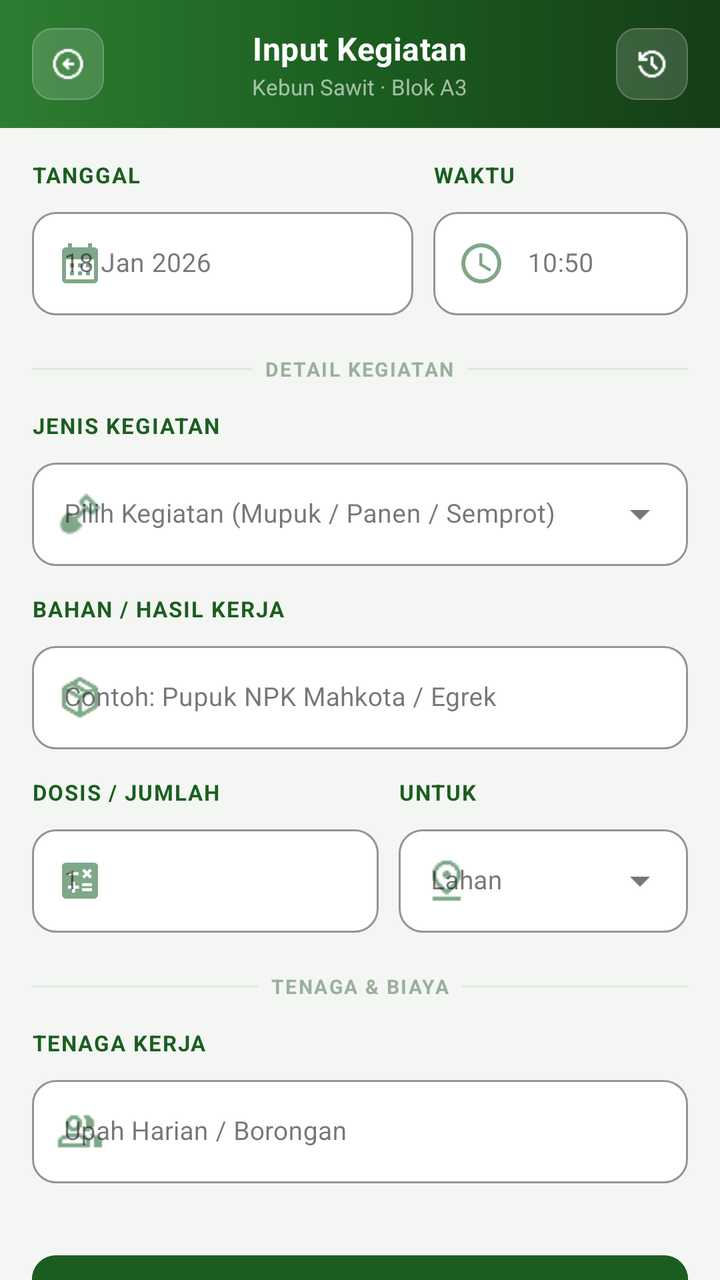
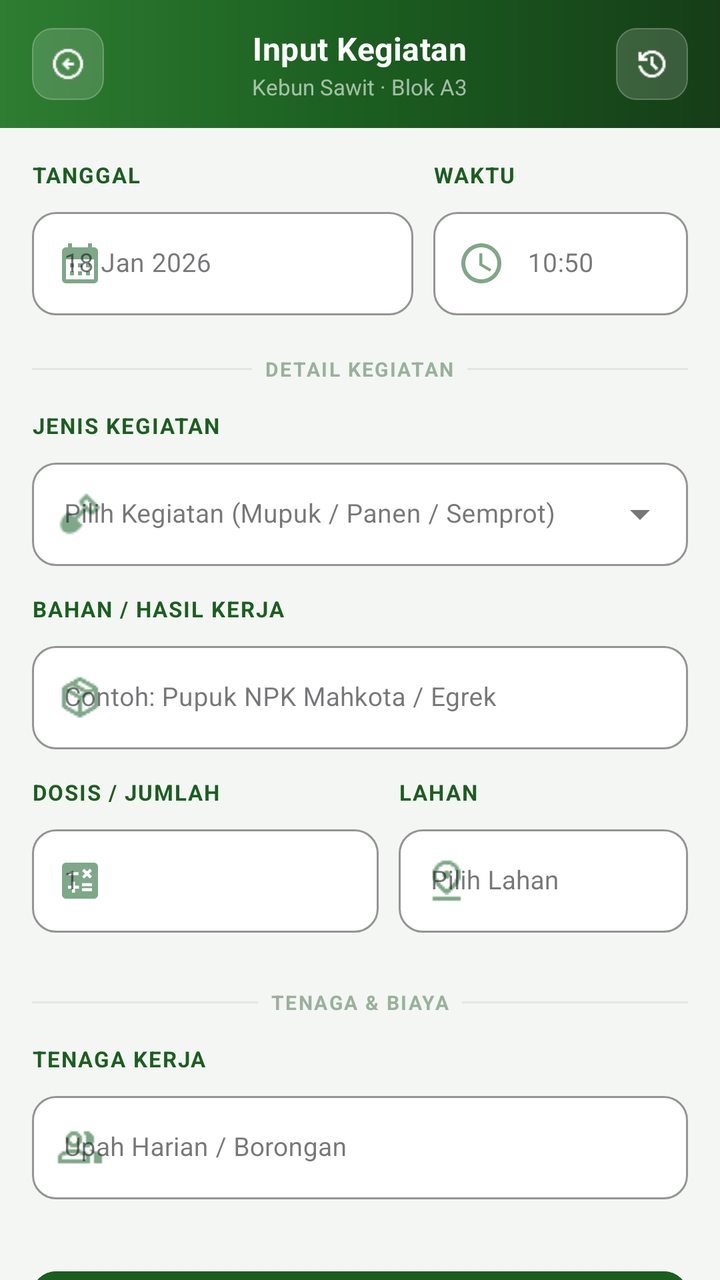

The first picture is an Android layout as it rendered before a commit; the second is the same layout after the commit. The layout source and the unified diff follow.
<!-- AndroidManifest.xml: application theme Theme.Notasawit -->
<!-- res/layout/activity_input_kegiatan.xml -->
<?xml version="1.0" encoding="utf-8"?>
<androidx.constraintlayout.widget.ConstraintLayout
    xmlns:android="http://schemas.android.com/apk/res/android"
    xmlns:app="http://schemas.android.com/apk/res-auto"
    xmlns:tools="http://schemas.android.com/tools"
    android:id="@+id/main"
    android:layout_width="match_parent"
    android:layout_height="match_parent"
    android:background="#F4F6F3"
    tools:context=".InputKegiatan.InputKegiatanActivity">

    
    <LinearLayout
        android:id="@+id/toolbar"
        android:layout_width="match_parent"
        android:layout_height="wrap_content"
        android:orientation="vertical"
        app:layout_constraintTop_toTopOf="parent">

        
        <LinearLayout
            android:layout_width="match_parent"
            android:layout_height="64dp"
            android:orientation="horizontal"
            android:gravity="center_vertical"
            android:paddingStart="16dp"
            android:paddingEnd="16dp"
            android:background="@drawable/bg_toolbar_gradient">

            
            <LinearLayout
                android:id="@+id/btnBack"
                android:layout_width="36dp"
                android:layout_height="36dp"
                android:gravity="center"
                android:background="@drawable/bg_toolbar_btn"
                android:clickable="true"
                android:focusable="true">

                <ImageView
                    android:layout_width="18dp"
                    android:layout_height="18dp"
                    android:src="@drawable/ic_arrow_left"
                    app:tint="#FFFFFF"
                    android:contentDescription="Kembali" />
            </LinearLayout>

            
            <LinearLayout
                android:layout_width="0dp"
                android:layout_height="wrap_content"
                android:layout_weight="1"
                android:orientation="vertical"
                android:gravity="center_horizontal"
                android:layout_marginStart="12dp"
                android:layout_marginEnd="12dp">

                <TextView
                    android:layout_width="wrap_content"
                    android:layout_height="wrap_content"
                    android:text="Input Kegiatan"
                    android:textColor="#FFFFFF"
                    android:textSize="16sp"
                    android:textStyle="bold"
                    android:letterSpacing="0.01" />

                <TextView
                    android:layout_width="wrap_content"
                    android:layout_height="wrap_content"
                    android:text="Kebun Sawit · Blok A3"
                    android:textColor="#99FFFFFF"
                    android:textSize="11sp"
                    android:layout_marginTop="1dp" />
            </LinearLayout>

            
            <LinearLayout
                android:id="@+id/btnRiwayat"
                android:layout_width="36dp"
                android:layout_height="36dp"
                android:gravity="center"
                android:background="@drawable/bg_toolbar_btn"
                android:clickable="true"
                android:focusable="true">

                <ImageView
                    android:layout_width="18dp"
                    android:layout_height="18dp"
                    android:src="@drawable/ic_history"
                    app:tint="#FFFFFF"
                    android:contentDescription="Riwayat" />
            </LinearLayout>

        </LinearLayout>



    </LinearLayout>

    
    <androidx.core.widget.NestedScrollView
        android:layout_width="match_parent"
        android:layout_height="0dp"
        android:fillViewport="true"
        app:layout_constraintTop_toBottomOf="@id/toolbar"
        app:layout_constraintBottom_toBottomOf="parent">

        <LinearLayout
            android:layout_width="match_parent"
            android:layout_height="wrap_content"
            android:orientation="vertical"
            android:padding="16dp">

            
            <LinearLayout
                android:layout_width="match_parent"
                android:layout_height="wrap_content"
                android:orientation="horizontal"
                android:baselineAligned="false">

                
                <LinearLayout
                    android:layout_width="0dp"
                    android:layout_height="wrap_content"
                    android:layout_weight="1.5"
                    android:layout_marginEnd="10dp"
                    android:orientation="vertical">

                    <TextView
                        android:layout_width="wrap_content"
                        android:layout_height="wrap_content"
                        android:text="TANGGAL"
                        android:textColor="#1B5E20"
                        android:textSize="11sp"
                        android:textStyle="bold"
                        android:letterSpacing="0.06"
                        android:layout_marginBottom="6dp" />

                    <com.google.android.material.textfield.TextInputLayout
                        style="@style/Widget.MaterialComponents.TextInputLayout.OutlinedBox"
                        android:layout_width="match_parent"
                        android:layout_height="wrap_content"
                        app:boxStrokeColor="#1B5E20"
                        app:boxCornerRadiusTopStart="12dp"
                        app:boxCornerRadiusTopEnd="12dp"
                        app:boxCornerRadiusBottomStart="12dp"
                        app:boxCornerRadiusBottomEnd="12dp"
                        app:boxBackgroundColor="#FFFFFF"
                        app:startIconDrawable="@drawable/ic_calendar_month"
                        app:startIconTint="#7EA887">

                        <com.google.android.material.textfield.TextInputEditText
                            android:id="@+id/etTanggal"
                            android:layout_width="match_parent"
                            android:layout_height="wrap_content"
                            android:focusable="false"
                            android:focusableInTouchMode="false"
                            android:clickable="true"
                            android:cursorVisible="false"
                            android:inputType="none"
                            android:hint="18 Jan 2026"
                            android:textSize="13sp"
                            android:textColor="#2A3A2D" />

                    </com.google.android.material.textfield.TextInputLayout>
                </LinearLayout>

                
                <LinearLayout
                    android:layout_width="0dp"
                    android:layout_height="wrap_content"
                    android:layout_weight="1"
                    android:orientation="vertical">

                    <TextView
                        android:layout_width="wrap_content"
                        android:layout_height="wrap_content"
                        android:text="WAKTU"
                        android:textColor="#1B5E20"
                        android:textSize="11sp"
                        android:textStyle="bold"
                        android:letterSpacing="0.06"
                        android:layout_marginBottom="6dp" />

                    <com.google.android.material.textfield.TextInputLayout
                        style="@style/Widget.MaterialComponents.TextInputLayout.OutlinedBox"
                        android:layout_width="match_parent"
                        android:layout_height="wrap_content"
                        app:boxStrokeColor="#1B5E20"
                        app:boxCornerRadiusTopStart="12dp"
                        app:boxCornerRadiusTopEnd="12dp"
                        app:boxCornerRadiusBottomStart="12dp"
                        app:boxCornerRadiusBottomEnd="12dp"
                        app:boxBackgroundColor="#FFFFFF"
                        app:startIconDrawable="@drawable/ic_clock"
                        app:startIconTint="#7EA887">

                        <com.google.android.material.textfield.TextInputEditText
                            android:id="@+id/etWaktu"
                            android:layout_width="match_parent"
                            android:layout_height="wrap_content"
                            android:focusable="false"
                            android:clickable="true"
                            android:gravity="center"
                            android:hint="10:50"
                            android:textSize="13sp"
                            android:textColor="#2A3A2D" />
                    </com.google.android.material.textfield.TextInputLayout>
                </LinearLayout>
            </LinearLayout>

            
            <LinearLayout
                android:layout_width="match_parent"
                android:layout_height="wrap_content"
                android:orientation="horizontal"
                android:gravity="center_vertical"
                android:layout_marginTop="20dp"
                android:layout_marginBottom="14dp">

                <View
                    android:layout_width="0dp"
                    android:layout_height="1dp"
                    android:layout_weight="1"
                    android:background="#E0E8E2" />

                <TextView
                    android:layout_width="wrap_content"
                    android:layout_height="wrap_content"
                    android:text="  DETAIL KEGIATAN  "
                    android:textColor="#9AB09D"
                    android:textSize="10sp"
                    android:textStyle="bold"
                    android:letterSpacing="0.08" />

                <View
                    android:layout_width="0dp"
                    android:layout_height="1dp"
                    android:layout_weight="1"
                    android:background="#E0E8E2" />
            </LinearLayout>

            
            <TextView
                android:layout_width="wrap_content"
                android:layout_height="wrap_content"
                android:text="JENIS KEGIATAN"
                android:textColor="#1B5E20"
                android:textSize="11sp"
                android:textStyle="bold"
                android:letterSpacing="0.06"
                android:layout_marginBottom="6dp" />

            <com.google.android.material.textfield.TextInputLayout
                style="@style/Widget.MaterialComponents.TextInputLayout.OutlinedBox.ExposedDropdownMenu"
                android:layout_width="match_parent"
                android:layout_height="wrap_content"
                app:boxStrokeColor="#1B5E20"
                app:boxCornerRadiusTopStart="12dp"
                app:boxCornerRadiusTopEnd="12dp"
                app:boxCornerRadiusBottomStart="12dp"
                app:boxCornerRadiusBottomEnd="12dp"
                app:boxBackgroundColor="#FFFFFF"
                app:startIconDrawable="@drawable/ic_shovel"
                app:startIconTint="#7EA887">

                <AutoCompleteTextView
                    android:id="@+id/spinnerKegiatan"
                    android:layout_width="match_parent"
                    android:layout_height="wrap_content"
                    android:hint="Pilih Kegiatan (Mupuk / Panen / Semprot)"
                    android:inputType="none"
                    android:textSize="13sp"
                    android:textColor="#2A3A2D" />
            </com.google.android.material.textfield.TextInputLayout>

            
            <TextView
                android:layout_width="wrap_content"
                android:layout_height="wrap_content"
                android:text="BAHAN / HASIL KERJA"
                android:textColor="#1B5E20"
                android:textSize="11sp"
                android:textStyle="bold"
                android:letterSpacing="0.06"
                android:layout_marginTop="14dp"
                android:layout_marginBottom="6dp" />

            <com.google.android.material.textfield.TextInputLayout
                style="@style/Widget.MaterialComponents.TextInputLayout.OutlinedBox"
                android:layout_width="match_parent"
                android:layout_height="wrap_content"
                app:boxStrokeColor="#1B5E20"
                app:boxCornerRadiusTopStart="12dp"
                app:boxCornerRadiusTopEnd="12dp"
                app:boxCornerRadiusBottomStart="12dp"
                app:boxCornerRadiusBottomEnd="12dp"
                app:boxBackgroundColor="#FFFFFF"
                app:startIconDrawable="@drawable/ic_package"
                app:startIconTint="#7EA887">

                <com.google.android.material.textfield.TextInputEditText
                    android:id="@+id/etBahan"
                    android:layout_width="match_parent"
                    android:layout_height="wrap_content"
                    android:hint="Contoh: Pupuk NPK Mahkota / Egrek"
                    android:textSize="13sp"
                    android:textColor="#2A3A2D" />
            </com.google.android.material.textfield.TextInputLayout>

            
            <LinearLayout
                android:layout_width="match_parent"
                android:layout_height="wrap_content"
                android:orientation="horizontal"
                android:layout_marginTop="14dp"
                android:baselineAligned="false">

                
                <LinearLayout
                    android:layout_width="0dp"
                    android:layout_height="wrap_content"
                    android:layout_weight="1.2"
                    android:layout_marginEnd="10dp"
                    android:orientation="vertical">

                    <TextView
                        android:layout_width="wrap_content"
                        android:layout_height="wrap_content"
                        android:text="DOSIS / JUMLAH"
                        android:textColor="#1B5E20"
                        android:textSize="11sp"
                        android:textStyle="bold"
                        android:letterSpacing="0.06"
                        android:layout_marginBottom="6dp" />

                    <com.google.android.material.textfield.TextInputLayout
                        style="@style/Widget.MaterialComponents.TextInputLayout.OutlinedBox"
                        android:layout_width="match_parent"
                        android:layout_height="wrap_content"
                        app:boxStrokeColor="#1B5E20"
                        app:boxCornerRadiusTopStart="12dp"
                        app:boxCornerRadiusTopEnd="12dp"
                        app:boxCornerRadiusBottomStart="12dp"
                        app:boxCornerRadiusBottomEnd="12dp"
                        app:boxBackgroundColor="#FFFFFF"
                        app:startIconDrawable="@drawable/ic_calculator"
                        app:startIconTint="#7EA887"
                        app:suffixText="kg"
                        app:suffixTextColor="#9AB09D">

                        <com.google.android.material.textfield.TextInputEditText
                            android:id="@+id/etDosis"
                            android:layout_width="match_parent"
                            android:layout_height="wrap_content"
                            android:inputType="numberDecimal"
                            android:hint="1"
                            android:textSize="13sp"
                            android:textColor="#2A3A2D" />
                    </com.google.android.material.textfield.TextInputLayout>
                </LinearLayout>

                
                <LinearLayout
                    android:layout_width="0dp"
                    android:layout_height="wrap_content"
                    android:layout_weight="1"
                    android:orientation="vertical">

                    <TextView
                        android:layout_width="wrap_content"
                        android:layout_height="wrap_content"
                        android:text="UNTUK"
                        android:textColor="#1B5E20"
                        android:textSize="11sp"
                        android:textStyle="bold"
                        android:letterSpacing="0.06"
                        android:layout_marginBottom="6dp" />

                    <com.google.android.material.textfield.TextInputLayout
                        style="@style/Widget.MaterialComponents.TextInputLayout.OutlinedBox.ExposedDropdownMenu"
                        android:layout_width="match_parent"
                        android:layout_height="wrap_content"
                        app:boxStrokeColor="#1B5E20"
                        app:boxCornerRadiusTopStart="12dp"
                        app:boxCornerRadiusTopEnd="12dp"
                        app:boxCornerRadiusBottomStart="12dp"
                        app:boxCornerRadiusBottomEnd="12dp"
                        app:boxBackgroundColor="#FFFFFF"
                        app:startIconDrawable="@drawable/ic_map_pin"
                        app:startIconTint="#7EA887">

                        <AutoCompleteTextView
                            android:id="@+id/spinnerLahan"
                            android:layout_width="match_parent"
                            android:layout_height="wrap_content"
                            android:hint="Lahan"
                            android:inputType="none"
                            android:textSize="13sp"
                            android:textColor="#2A3A2D" />
                    </com.google.android.material.textfield.TextInputLayout>
                </LinearLayout>
            </LinearLayout>

            
            <LinearLayout
                android:layout_width="match_parent"
                android:layout_height="wrap_content"
                android:orientation="horizontal"
                android:gravity="center_vertical"
                android:layout_marginTop="20dp"
                android:layout_marginBottom="14dp">

                <View
                    android:layout_width="0dp"
                    android:layout_height="1dp"
                    android:layout_weight="1"
                    android:background="#E0E8E2" />

                <TextView
                    android:layout_width="wrap_content"
                    android:layout_height="wrap_content"
                    android:text="  TENAGA &amp; BIAYA  "
                    android:textColor="#9AB09D"
                    android:textSize="10sp"
                    android:textStyle="bold"
                    android:letterSpacing="0.08" />

                <View
                    android:layout_width="0dp"
                    android:layout_height="1dp"
                    android:layout_weight="1"
                    android:background="#E0E8E2" />
            </LinearLayout>

            
            <TextView
                android:layout_width="wrap_content"
                android:layout_height="wrap_content"
                android:text="TENAGA KERJA"
                android:textColor="#1B5E20"
                android:textSize="11sp"
                android:textStyle="bold"
                android:letterSpacing="0.06"
                android:layout_marginBottom="6dp" />

            <com.google.android.material.textfield.TextInputLayout
                style="@style/Widget.MaterialComponents.TextInputLayout.OutlinedBox"
                android:layout_width="match_parent"
                android:layout_height="wrap_content"
                app:boxStrokeColor="#1B5E20"
                app:boxCornerRadiusTopStart="12dp"
                app:boxCornerRadiusTopEnd="12dp"
                app:boxCornerRadiusBottomStart="12dp"
                app:boxCornerRadiusBottomEnd="12dp"
                app:boxBackgroundColor="#FFFFFF"
                app:startIconDrawable="@drawable/ic_users"
                app:startIconTint="#7EA887">

                <com.google.android.material.textfield.TextInputEditText
                    android:id="@+id/etTenagaKerja"
                    android:layout_width="match_parent"
                    android:layout_height="wrap_content"
                    android:hint="Upah Harian / Borongan"
                    android:textSize="13sp"
                    android:textColor="#2A3A2D" />
            </com.google.android.material.textfield.TextInputLayout>



            
            <com.google.android.material.button.MaterialButton
                android:id="@+id/btnSimpan"
                android:layout_width="match_parent"
                android:layout_height="54dp"
                android:layout_marginTop="32dp"
                android:layout_marginBottom="20dp"
                app:cornerRadius="12dp"
                android:backgroundTint="@color/agri_green_dark"
                android:text="Simpan Kegiatan"
                android:textAllCaps="false"
                android:textColor="#FFFFFF"
                android:textSize="15sp"
                android:textStyle="bold"
                app:icon="@drawable/ic_save"
                app:iconTint="#FFFFFF"
                app:iconSize="18dp"
                app:iconPadding="8dp"
                app:iconGravity="textStart"
                app:elevation="4dp" />

        </LinearLayout>
    </androidx.core.widget.NestedScrollView>

</androidx.constraintlayout.widget.ConstraintLayout>
<!-- resources referenced by this layout -->
<resources>
  <color name="agri_green_dark">#1B5E20</color>
  <!-- drawable bg_toolbar_btn (drawable) -->
  <?xml version="1.0" encoding="utf-8"?>
  <selector xmlns:android="http://schemas.android.com/apk/res/android">
  
      
      <item android:state_pressed="true">
          <shape android:shape="rectangle">
              <solid android:color="#40FFFFFF" />
              <stroke android:width="0.5dp" android:color="#60FFFFFF" />
              <corners android:radius="10dp" />
          </shape>
      </item>
  
      
      <item>
          <shape android:shape="rectangle">
              <solid android:color="#26FFFFFF" />
              <stroke android:width="0.5dp" android:color="#40FFFFFF" />
              <corners android:radius="10dp" />
          </shape>
      </item>
  
  </selector>
  <!-- drawable bg_toolbar_gradient (drawable) -->
  <?xml version="1.0" encoding="utf-8"?>
  <shape xmlns:android="http://schemas.android.com/apk/res/android">
      <gradient
          android:type="linear"
          android:angle="180"
          android:startColor="#163D18"
          android:centerColor="#1B5E20"
          android:endColor="#2E7D32" />
  </shape>
  <!-- drawable ic_arrow_left: png bitmap (drawable, 666 bytes) -->
  <!-- drawable ic_calculator (drawable) -->
  <vector xmlns:android="http://schemas.android.com/apk/res/android" android:height="24dp" android:tint="#FFFFFF" android:viewportHeight="24" android:viewportWidth="24" android:width="24dp">
        
      <path android:fillColor="@android:color/white" android:pathData="M19,3H5C3.9,3 3,3.9 3,5v14c0,1.1 0.9,2 2,2h14c1.1,0 2,-0.9 2,-2V5C21,3.9 20.1,3 19,3zM13.03,7.06L14.09,6l1.41,1.41L16.91,6l1.06,1.06l-1.41,1.41l1.41,1.41l-1.06,1.06L15.5,9.54l-1.41,1.41l-1.06,-1.06l1.41,-1.41L13.03,7.06zM6.25,7.72h5v1.5h-5V7.72zM11.5,16h-2v2H8v-2H6v-1.5h2v-2h1.5v2h2V16zM18,17.25h-5v-1.5h5V17.25zM18,14.75h-5v-1.5h5V14.75z"/>
      
  </vector>
  <!-- drawable ic_calendar_month (drawable) -->
  <vector xmlns:android="http://schemas.android.com/apk/res/android" android:height="24dp" android:tint="#000000" android:viewportHeight="24" android:viewportWidth="24" android:width="24dp">
        
      <path android:fillColor="@android:color/white" android:pathData="M19,4h-1V2h-2v2H8V2H6v2H5C3.89,4 3.01,4.9 3.01,6L3,20c0,1.1 0.89,2 2,2h14c1.1,0 2,-0.9 2,-2V6C21,4.9 20.1,4 19,4zM19,20H5V10h14V20zM9,14H7v-2h2V14zM13,14h-2v-2h2V14zM17,14h-2v-2h2V14zM9,18H7v-2h2V18zM13,18h-2v-2h2V18zM17,18h-2v-2h2V18z"/>
      
  </vector>
  <!-- drawable ic_clock (drawable) -->
  <vector xmlns:android="http://schemas.android.com/apk/res/android" android:height="24dp" android:tint="#FFFFFF" android:viewportHeight="24" android:viewportWidth="24" android:width="24dp">
        
      <path android:fillColor="@android:color/white" android:pathData="M11.99,2C6.47,2 2,6.48 2,12s4.47,10 9.99,10C17.52,22 22,17.52 22,12S17.52,2 11.99,2zM12,20c-4.42,0 -8,-3.58 -8,-8s3.58,-8 8,-8 8,3.58 8,8 -3.58,8 -8,8z"/>
        
      <path android:fillColor="@android:color/white" android:pathData="M12.5,7H11v6l5.25,3.15 0.75,-1.23 -4.5,-2.67z"/>
      
  </vector>
  <!-- drawable ic_history: png bitmap (drawable, 552 bytes) -->
  <!-- drawable ic_map_pin: png bitmap (drawable, 497 bytes) -->
  <!-- drawable ic_package: png bitmap (drawable, 588 bytes) -->
  <!-- drawable ic_save: png bitmap (drawable, 346 bytes) -->
  <!-- drawable ic_shovel: png bitmap (drawable, 342 bytes) -->
  <!-- drawable ic_users: png bitmap (drawable, 515 bytes) -->
  <style name="Theme.Notasawit" parent="Base.Theme.Notasawit" />
  <style name="Base.Theme.Notasawit" parent="Theme.Material3.DayNight.NoActionBar">
          
          
      </style>
</resources>

<!-- the commit's change to res/layout/activity_input_kegiatan.xml (unified diff, before → after) -->
@@ -360,7 +360,6 @@
                     </com.google.android.material.textfield.TextInputLayout>
                 </LinearLayout>
 
-                
                 <LinearLayout
                     android:layout_width="0dp"
                     android:layout_height="wrap_content"
@@ -370,7 +369,7 @@
                     <TextView
                         android:layout_width="wrap_content"
                         android:layout_height="wrap_content"
-                        android:text="UNTUK"
+                        android:text="LAHAN"
                         android:textColor="#1B5E20"
                         android:textSize="11sp"
                         android:textStyle="bold"
@@ -378,7 +377,7 @@
                         android:layout_marginBottom="6dp" />
 
                     <com.google.android.material.textfield.TextInputLayout
-                        style="@style/Widget.MaterialComponents.TextInputLayout.OutlinedBox.ExposedDropdownMenu"
+                        style="@style/Widget.MaterialComponents.TextInputLayout.OutlinedBox"
                         android:layout_width="match_parent"
                         android:layout_height="wrap_content"
                         app:boxStrokeColor="#1B5E20"
@@ -390,17 +389,32 @@
                         app:startIconDrawable="@drawable/ic_map_pin"
                         app:startIconTint="#7EA887">
 
-                        <AutoCompleteTextView
-                            android:id="@+id/spinnerLahan"
+                        <com.google.android.material.textfield.TextInputEditText
+                            android:id="@+id/etPilihLahan"
                             android:layout_width="match_parent"
                             android:layout_height="wrap_content"
-                            android:hint="Lahan"
+                            android:focusable="false"
+                            android:focusableInTouchMode="false"
+                            android:clickable="true"
+                            android:cursorVisible="false"
                             android:inputType="none"
+                            android:hint="Pilih Lahan"
                             android:textSize="13sp"
-                            android:textColor="#2A3A2D" />
+                            android:textColor="#2A3A2D"/>
                     </com.google.android.material.textfield.TextInputLayout>
+
+                    <com.google.android.material.chip.ChipGroup
+                        android:id="@+id/chipGroupLahan"
+                        android:layout_width="match_parent"
+                        android:layout_height="wrap_content"
+                        android:layout_marginTop="8dp"
+                        app:singleLine="false"
+                        app:singleSelection="false"/>
+
                 </LinearLayout>
             </LinearLayout>
+            
+
 
             
             <LinearLayout
